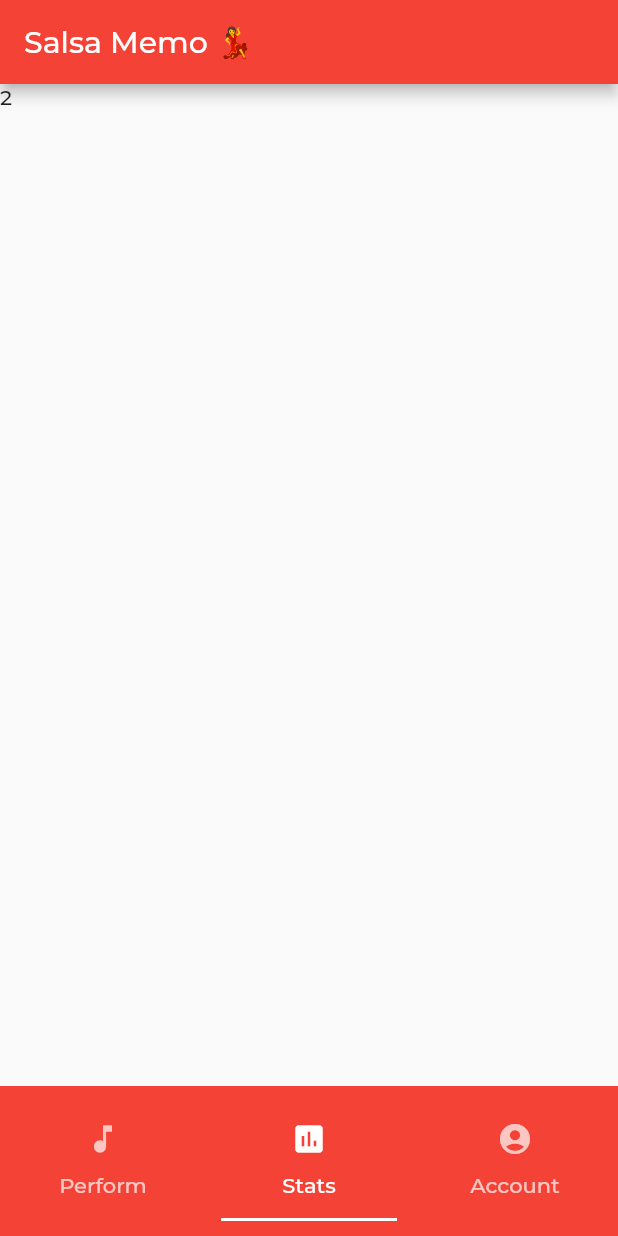
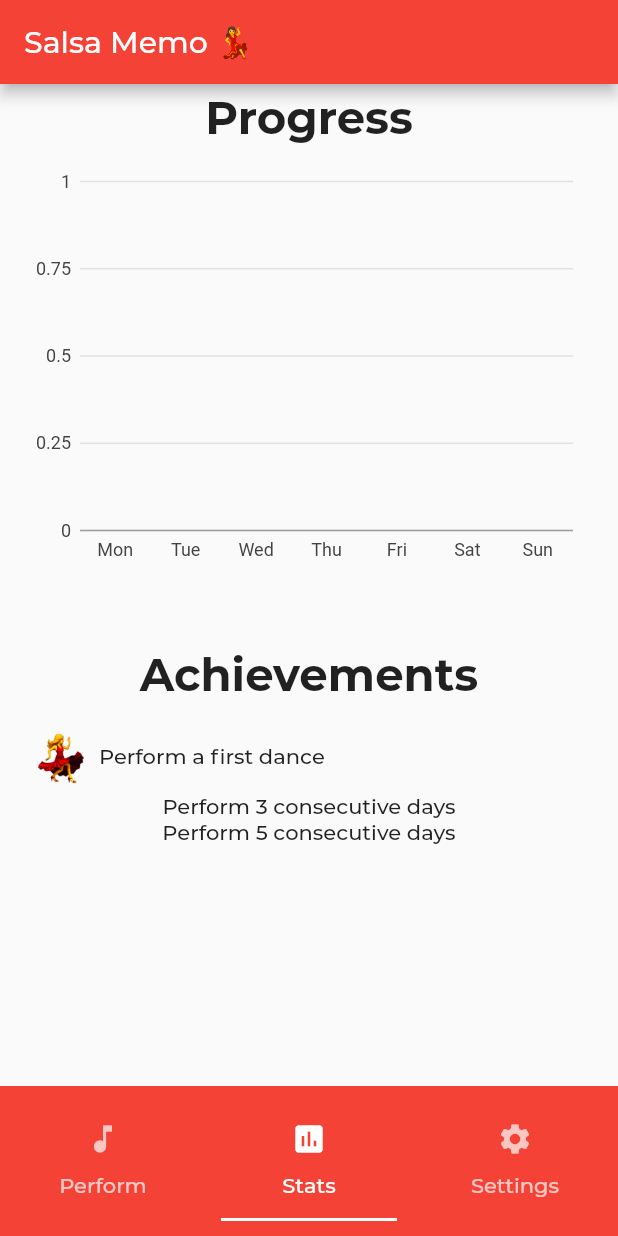
Before and after one commit to One-Week-Apps/SalsaCoach, a Flutter app: the screen it shows after launch, item 2 of the bottom bar chosen, on a phone screen of 412 x 824 dp. Run offline on Flutter 3.47's test engine with Material 2 defaults, Android fonts, the phone set to English and light mode, and no system bars; our stand-ins replace charts_flutter, flutter_clean_architecture, shared_preferences; accounts and stored records are empty; project files that could hold a hidden picture were left out.

Commit message:
implemented Stats screen

```diff
--- /dev/null
+++ b/lib/src/app/CustomImages.dart
@@ -0,0 +1,6 @@
+class CustomImages {
+  CustomImages._();
+
+  static const _imagesPrefix = "assets/images/";
+  static const logo = _imagesPrefix + "icon.png";
+}
--- a/lib/src/app/pages/home/home_controller.dart
+++ b/lib/src/app/pages/home/home_controller.dart
@@ -55,8 +55,13 @@ class HomeController extends Controller {
 
   void getAllMoves() => homePresenter.getAllMoves();
 
-  void buttonPressed() {
-    _counter++;
+  void flushMovesButtonPressed() {
+    print("flushMovesButtonPressed");
+    refreshUI();
+  }
+
+  void ratePerformanceButtonPressed() {
+    print("ratePerformanceButtonPressed");
     refreshUI();
   }
 
--- a/lib/src/app/pages/home/home_view.dart
+++ b/lib/src/app/pages/home/home_view.dart
@@ -1,3 +1,6 @@
+import 'package:charts_flutter/flutter.dart';
+import 'package:salsa_memo/src/app/CustomImages.dart';
+import 'package:salsa_memo/src/app/widgets/simple_bar_chart.dart';
 import 'package:salsa_memo/src/data/repositories/data_moves_repository.dart';
 import 'package:salsa_memo/src/domain/entities/move.dart';
 
@@ -6,6 +9,8 @@ import 'package:flutter/material.dart';
 import 'package:flutter/widgets.dart';
 import 'package:flutter_clean_architecture/flutter_clean_architecture.dart';
 import '../../../data/repositories/data_users_repository.dart';
+
+import 'package:flutter/src/painting/text_style.dart' as ui;
 
 class HomePage extends View {
   HomePage({Key key, this.title}) : super(key: key);
@@ -24,8 +29,10 @@ class _HomePageState extends ViewState<HomePage, HomeController> with SingleTick
   var _tabs = [
     new Tab(text: 'Perform', icon: new Icon(Icons.music_note)),
     new Tab(text: 'Stats', icon: new Icon(Icons.insert_chart)),
-    new Tab(text: 'Account', icon: new Icon(Icons.account_circle)),
+    new Tab(text: 'Settings', icon: new Icon(Icons.settings)),
   ];
+
+  var _selectedTabIndex = 0;
 
   Widget _appBar() {
     return AppBar(
@@ -44,15 +51,27 @@ class _HomePageState extends ViewState<HomePage, HomeController> with SingleTick
       indicatorPadding: EdgeInsets.all(10.0),
       indicatorColor: Colors.white,
       tabs: _tabs,
+      onTap: (index) {
+        _selectedTabIndex = index;
+        setState(() {});
+      },
       ),
     );
   }
 
-  Widget _floatingActionButton() {
+  Widget _refreshMovesButton() {
     return FloatingActionButton(
-        onPressed: () => controller.buttonPressed(),
-        tooltip: 'Add Salsa Move',
-        child: Icon(Icons.add),
+        onPressed: () => controller.flushMovesButtonPressed(),
+        tooltip: 'Flush Salsa Moves',
+        child: Icon(Icons.refresh),
+      );
+  }
+
+  Widget _ratePerformanceButton() {
+    return FloatingActionButton(
+        onPressed: () => controller.ratePerformanceButtonPressed(),
+        tooltip: 'Rate Performance',
+        child: Icon(Icons.check),
       );
   }
 
@@ -69,19 +88,67 @@ class _HomePageState extends ViewState<HomePage, HomeController> with SingleTick
       controller.getAllMoves();
     }
 
-    var table = Column(mainAxisAlignment: MainAxisAlignment.center, children: <Widget> [
+    var children = <Widget> [
         for(var item in controller.moves ) _moveTableViewCell(item)
-      ]);
+    ];
 
+    var table = Column(mainAxisAlignment: MainAxisAlignment.center, children: children);
     return table;
   }
 
   Widget _statsTab() {
-    return Text('2');
+    return Container(
+      margin: const EdgeInsets.symmetric(vertical: 4.0, horizontal: 16.0),
+      child: Column(children: <Widget>[
+        Text("Progress", style: ui.TextStyle(fontWeight: FontWeight.bold, fontSize: 30.0),),
+        SizedBox(height: 10,),
+        Container(child: SimpleBarChart.withSampleData(), height: MediaQuery.of(context).size.height / 3,),
+        SizedBox(height: 50,),
+        Text("Achievements", style: ui.TextStyle(fontWeight: FontWeight.bold, fontSize: 30.0),),
+        SizedBox(height: 10,),
+        Column(children: <Widget>[
+          Row(children: <Widget> [new Image.asset(CustomImages.logo, width: 50,), Text("Perform a first dance")]),
+          Text("Perform 3 consecutive days"),
+          Text("Perform 5 consecutive days"),
+        ],)
+      ],),
+    );
   }
 
   Widget _accountView() {
-    return Text('3');
+    return new Container(
+      margin: const EdgeInsets.symmetric(vertical: 4.0,horizontal: 16.0),
+      child: new InkWell(
+        child: new Card(
+          child: new Row(
+            children: <Widget>[
+              new Expanded(
+                child: new ListTile(
+                  leading: new Image.asset(CustomImages.logo, fit: BoxFit.contain,),
+                  title: new Text("Sombrero"),),
+
+              ),
+              new Container(
+                  padding: const EdgeInsets.all(10.0),
+                  color: Colors.blue,child: new Text("3",style: new ui.TextStyle(color: Colors.white),)),
+            ],
+          ),
+        ),
+      ),
+    );
+  }
+
+  Widget _floatingActionButtons() {
+    if (_selectedTabIndex == 0) {
+      return Row(children: <Widget>[
+          Spacer(flex: 14,),
+          _refreshMovesButton(),
+          Spacer(flex: 1,),
+          _ratePerformanceButton(),
+        ]);
+    } else {
+      return Container();
+    }
   }
 
   @override
@@ -91,7 +158,9 @@ class _HomePageState extends ViewState<HomePage, HomeController> with SingleTick
       child: Scaffold(
         appBar: _appBar(),
         bottomNavigationBar: _menu(),
+        floatingActionButton: _floatingActionButtons(),
         body: TabBarView(
+          physics: NeverScrollableScrollPhysics(),
           children: [
             _performTab(),
             _statsTab(),
--- a/lib/src/app/widgets/button.dart
+++ b/lib/src/app/widgets/button.dart
@@ -12,7 +12,7 @@ class HomePageButton extends StatelessWidget {
     HomeController controller =
         FlutterCleanArchitecture.getController<HomeController>(context);
     return GestureDetector(
-      onTap: controller.buttonPressed,
+      onTap: controller.flushMovesButtonPressed,
       child: Container(
         height: 50.0,
         alignment: FractionalOffset.center,
--- /dev/null
+++ b/lib/src/app/widgets/simple_bar_chart.dart
@@ -0,0 +1,59 @@
+/// Bar chart example
+import 'package:charts_flutter/flutter.dart' as charts;
+import 'package:flutter/material.dart';
+
+class SimpleBarChart extends StatelessWidget {
+  final List<charts.Series> seriesList;
+  final bool animate;
+
+  SimpleBarChart(this.seriesList, {this.animate});
+
+  /// Creates a [BarChart] with sample data and no transition.
+  factory SimpleBarChart.withSampleData() {
+    return new SimpleBarChart(
+      _createSampleData(),
+      // Disable animations for image tests.
+      animate: false,
+    );
+  }
+
+
+  @override
+  Widget build(BuildContext context) {
+    return new charts.BarChart(
+      seriesList,
+      animate: animate,
+    );
+  }
+
+  /// Create one series with sample hard coded data.
+  static List<charts.Series<OrdinalPerformances, String>> _createSampleData() {
+    final data = [
+      new OrdinalPerformances('Mon', 0),
+      new OrdinalPerformances('Tue', 0),
+      new OrdinalPerformances('Wed', 0),
+      new OrdinalPerformances('Thu', 0),
+      new OrdinalPerformances('Fri', 0),
+      new OrdinalPerformances('Sat', 0),
+      new OrdinalPerformances('Sun', 0),
+    ];
+
+    return [
+      new charts.Series<OrdinalPerformances, String>(
+        id: 'Progress',
+        colorFn: (_, __) => charts.MaterialPalette.blue.shadeDefault,
+        domainFn: (OrdinalPerformances performances, _) => performances.day,
+        measureFn: (OrdinalPerformances performances, _) => performances.performanceCount,
+        data: data,
+      )
+    ];
+  }
+}
+
+/// Sample ordinal data type.
+class OrdinalPerformances {
+  final String day;
+  final int performanceCount;
+
+  OrdinalPerformances(this.day, this.performanceCount);
+}
--- a/lib/src/data/repositories/data_achievements_repository.dart
+++ b/lib/src/data/repositories/data_achievements_repository.dart
@@ -9,11 +9,11 @@ class DataAchievementsRepository extends AchievementsRepository {
   DataAchievementsRepository._internal() {
     achievements = List<Achievement>();
     achievements.addAll([
-      Achievement(1, 'Finding your feet', 'Perform a first dance'),
-      Achievement(1, 'Warm Up', 'Perform 3 consecutive days'),
-      Achievement(1, 'Salsero', 'Perform 5 consecutive days'),
-      Achievement(1, 'Performer', 'Perform 10 consecutive days'),
-      Achievement(1, 'Star', 'Perform 25 consecutive days'),
+      Achievement("1", 'Finding your feet', 'Perform a first dance'),
+      Achievement("2", 'Warm Up', 'Perform 3 consecutive days'),
+      Achievement("3", 'Salsero', 'Perform 5 consecutive days'),
+      Achievement("4", 'Performer', 'Perform 10 consecutive days'),
+      Achievement("5", 'Star', 'Perform 25 consecutive days'),
     ]);
   }
   factory DataAchievementsRepository() => _instance;
--- a/pubspec.yaml
+++ b/pubspec.yaml
@@ -54,7 +54,8 @@ flutter:
   # assets:
   #  - images/a_dot_burr.jpeg
   #  - images/a_dot_ham.jpeg
-
+  assets:
+    - assets/images/icon.png
   # An image asset can refer to one or more resolution-specific "variants", see
   # https://flutter.dev/assets-and-images/#resolution-aware.
 
```
Also changed, not shown: assets/images/icon.png (added).
